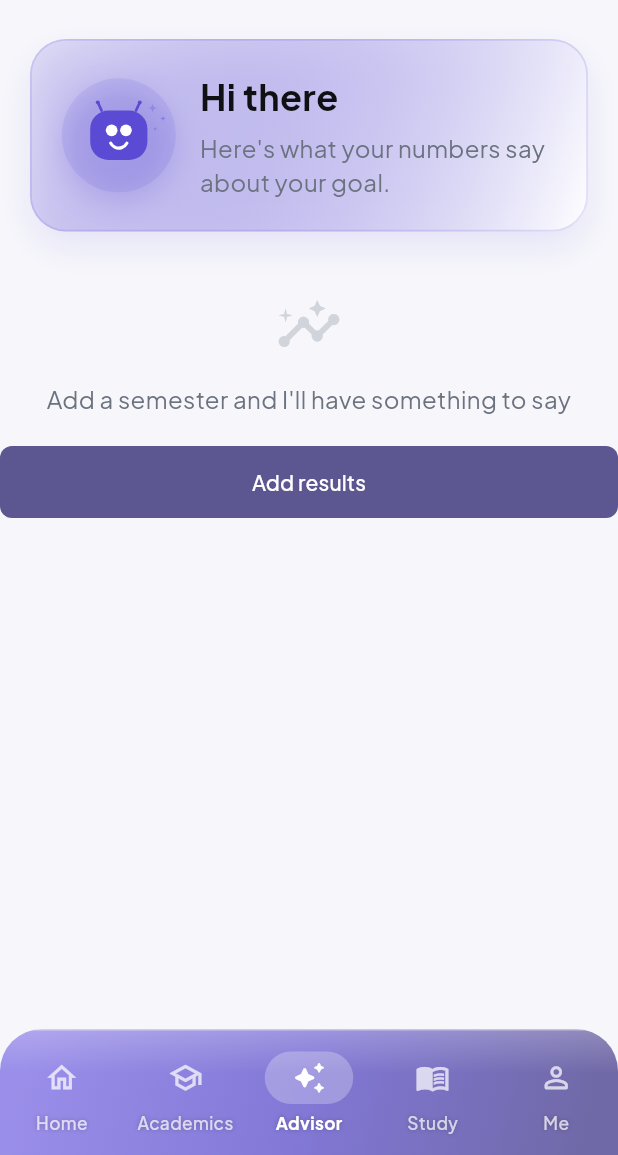
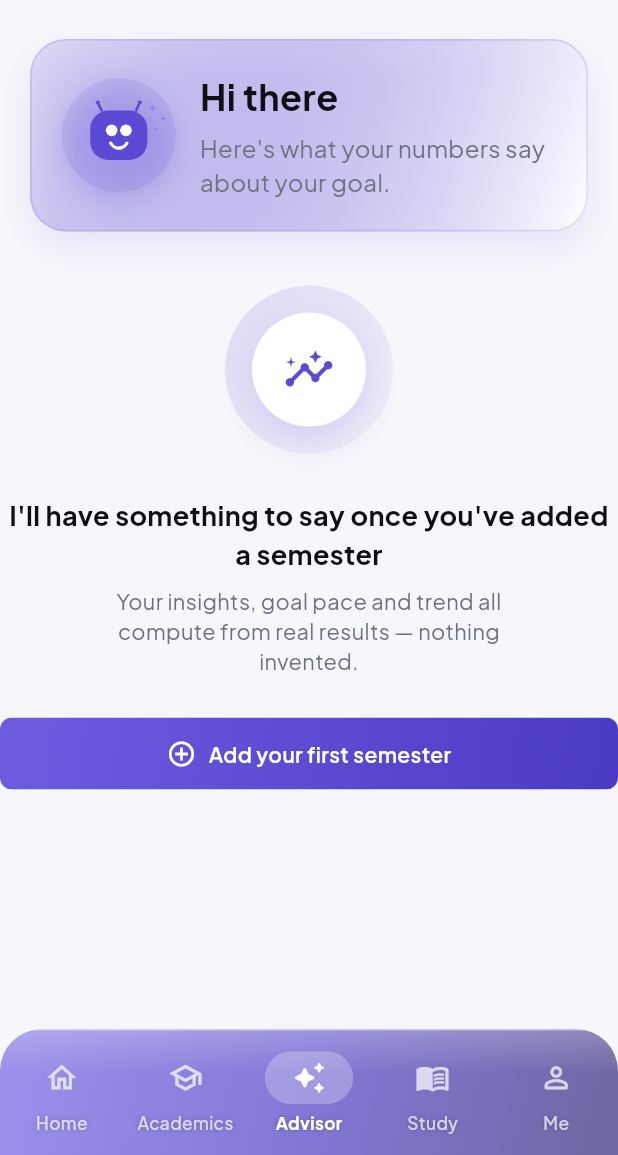
Before and after one commit to OkoroJohn1/Perform_Plus, a Flutter app: the AiShell screen opened by its route, on a phone screen of 412 x 824 dp, the part 81-1236 px from its top. Run offline on Flutter 3.47's test engine with Material 3 defaults, Android fonts, the phone set to English and light mode, and no system bars; our stand-ins replace connectivity_plus, drift, file_picker, fl_chart, flutter_dotenv, flutter_riverpod and 14 more; missing offline and left inert: google_mlkit_text_recognition, pdfx; accounts and stored records are empty; generated files the repository leaves out were written again; statements that could not run were skipped.

Commit message:
Fix the security-questions PIN flow for real, persist advisor chat, add study time breakdown
Security questions PIN flow: a second instance of the same bug fixed
earlier this session -- a Consumer's WidgetRef, not just its
BuildContext, is tied to its own element's lifecycle. The sheet-popping
fix caught `context` but left `ref` shadowed with the same name, so
`ref.read(pinProvider.notifier).verify(pin)` was still being called on
an already-disposed ref, throwing silently and leaving the PIN pad stuck
with no visible error. Both are now the outer, long-lived ref/context.

Also:
- Study tab's "Performance" tool showed a stale "AI service isn't
  connected" message; the AI backend has existed since the previous
  release. Reworded to honestly say the analytics themselves aren't
  built yet, rather than blame a dependency that's no longer missing.
- Two new theme accents: Light Blue and Purple, alongside the existing
  Blue/Red/Green/Beige.
- Advisor chat history now persists (local_settings, JSON-encoded,
  capped at 60 messages) across navigating away and app restarts --
  previously lived only in the screen's local widget state and was lost
  every time. Added a "clear conversation" action in the app bar.
- New Study tab card: a per-document time breakdown (every uploaded note
  listed, including ones with zero time logged), separate from the
  existing aggregate "Study hours" stat.
- Visual polish pass on the Dashboard/Academics/AI tab empty states --
  richer icon treatment, clearer copy, gradient CTA buttons. A full
  app-wide redesign of every screen was explicitly NOT attempted in this
  pass; these three were the ones named/most load-bearing.

Co-Authored-By: Claude Sonnet 5 <noreply@anthropic.com>

```diff
--- a/lib/features/ai/screens/ai_shell.dart
+++ b/lib/features/ai/screens/ai_shell.dart
@@ -26,6 +26,7 @@ import '../../../shared/widgets/advisor_mark.dart';
 import '../../../shared/widgets/glass_top_bar.dart';
 import '../../../shared/widgets/app_drawer.dart';
 import '../../auth/providers/profile_provider.dart';
+import '../../../shared/widgets/gradient_button.dart';
 import '../../home/screens/notifications_panel.dart';
 import '../services/advisor_insights.dart';
 import 'advisor_chat_screen.dart';
@@ -596,25 +597,69 @@ class _EmptyAdvisor extends StatelessWidget {
 
   @override
   Widget build(BuildContext context) {
+    final palette = context.palette;
     return ListView(
       padding: const EdgeInsets.only(top: 16),
       children: [
         _GreetingCard(firstName: firstName, isCritical: false),
-        const SizedBox(height: 40),
-        const Icon(Icons.insights_outlined, size: 44, color: Color(0xFFD1D5DB)),
-        const SizedBox(height: 16),
+        const SizedBox(height: 36),
+        Center(
+          child: Container(
+            width: 112,
+            height: 112,
+            alignment: Alignment.center,
+            decoration: BoxDecoration(
+              shape: BoxShape.circle,
+              gradient: LinearGradient(
+                begin: Alignment.topLeft,
+                end: Alignment.bottomRight,
+                colors: [palette.primary.withValues(alpha: 0.16), palette.primary.withValues(alpha: 0.04)],
+              ),
+            ),
+            child: Container(
+              width: 76,
+              height: 76,
+              alignment: Alignment.center,
+              decoration: BoxDecoration(
+                shape: BoxShape.circle,
+                color: palette.surface,
+                boxShadow: [
+                  BoxShadow(
+                    color: palette.primary.withValues(alpha: 0.18),
+                    blurRadius: 24,
+                    offset: const Offset(0, 10),
+                  ),
+                ],
+              ),
+              child: Icon(Icons.insights_outlined, size: 34, color: palette.primary),
+            ),
+          ),
+        ),
+        const SizedBox(height: 28),
         Center(
           child: Text(
-            "Add a semester and I'll have something to say",
+            "I'll have something to say once you've added a semester",
             textAlign: TextAlign.center,
-            style: TextStyle(color: context.palette.secondaryText, fontSize: 16),
+            style: TextStyle(color: palette.bodyText, fontSize: 18, fontWeight: FontWeight.w700),
           ),
         ),
-        const SizedBox(height: 20),
+        const SizedBox(height: 8),
         Center(
-          child: FilledButton(
+          child: ConstrainedBox(
+            constraints: const BoxConstraints(maxWidth: 280),
+            child: Text(
+              'Your insights, goal pace and trend all compute from real results — nothing invented.',
+              textAlign: TextAlign.center,
+              style: TextStyle(color: palette.secondaryText, fontSize: 14.5, height: 1.4),
+            ),
+          ),
+        ),
+        const SizedBox(height: 28),
+        Center(
+          child: GradientButton.icon(
             onPressed: () => context.go(Routes.academics),
-            child: const Text('Add results'),
+            icon: const Icon(Icons.add_circle_outline, size: 20),
+            label: const Text('Add your first semester'),
           ),
         ),
       ],
--- a/pubspec.yaml
+++ b/pubspec.yaml
@@ -1,7 +1,7 @@
 name: perform_plus
 description: Academic performance tracking and AI advisory for Nigerian students.
 publish_to: none
-version: 0.2.4+7
+version: 0.2.5+8
 
 environment:
   sdk: ">=3.4.0 <4.0.0"
```
Also changed, not shown: lib/core/theme/theme_accent_provider.dart (+9 -1 lines), lib/features/academics/screens/results_view.dart (+44 -15 lines), lib/features/ai/providers/advisor_chat_provider.dart (added, +140 -0 lines), lib/features/ai/screens/advisor_chat_screen.dart (+51 -60 lines), lib/features/home/screens/dashboard_screen.dart (+52 -8 lines), lib/features/me/screens/me_shell.dart (+21 -12 lines), lib/features/study/screens/study_shell.dart (+5 -12 lines), lib/features/study/widgets/study_time_breakdown_card.dart (added, +142 -0 lines), 3 other files.
